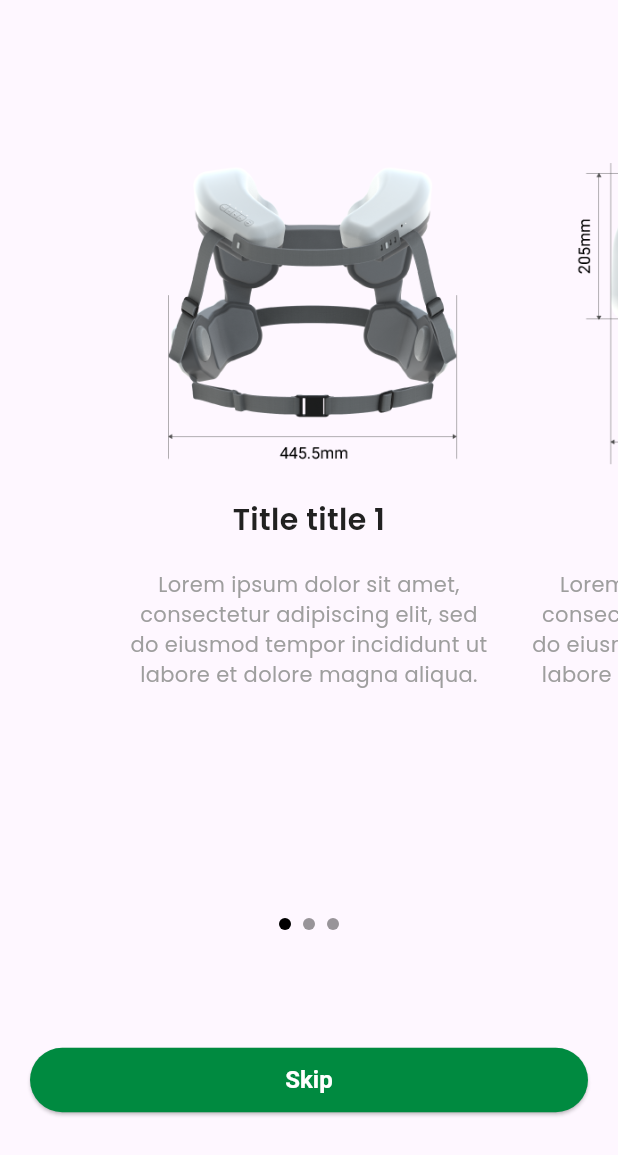
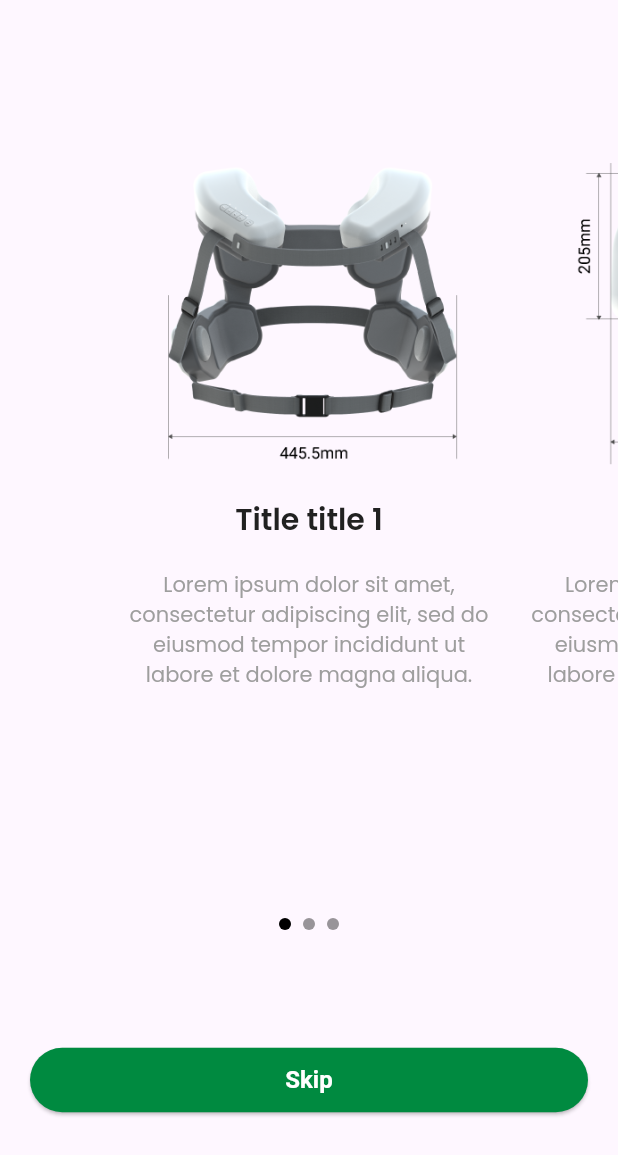
Before and after one commit to kwakdeung/lymphowear_remote_app, a Flutter app: the screen it shows after launch, on a phone screen of 412 x 824 dp. Shown: the top 1155 px of the screen. Run offline on Flutter 3.47's test engine with Material 2 defaults, Android fonts, the phone set to English and light mode, and no system bars; our stand-ins replace flutter_svg, lottie.

Commit message:
letterSpacing 0.0 적용, headline5, caption 추가

```diff
--- a/lib/main.dart
+++ b/lib/main.dart
@@ -24,27 +24,38 @@ class MyApp extends StatelessWidget {
         primaryColor: Colors.transparent,
         fontFamily: 'Poppins',
         textTheme: const TextTheme(
+          headline5: TextStyle(
+            color: Color(0xff212121),
+            fontSize: 20,
+            fontWeight: FontWeight.w600,
+          ),
           headline6: TextStyle(
             color: Color(0xff212121),
             fontSize: 16,
             fontWeight: FontWeight.w600,
+            letterSpacing: 0.0,
           ),
           subtitle1: TextStyle(
             color: Color(0xff212121),
+            letterSpacing: 0.0,
           ),
           subtitle2: TextStyle(
             color: Color(0xff212121),
             // fontSize: 14,
             fontWeight: FontWeight.w600,
+            letterSpacing: 0.0,
           ),
           bodyText2: TextStyle(
             color: Color(0xff757575),
+            letterSpacing: 0.0,
           ),
           button: TextStyle(
             color: Color(0xff008A40),
             fontSize: 16,
             fontWeight: FontWeight.w600,
+            letterSpacing: 0.0,
           ),
+          caption: TextStyle(color: Color(0xff616161), letterSpacing: 0.0),
         ),
       ),
       themeMode: ThemeMode.system,
```
